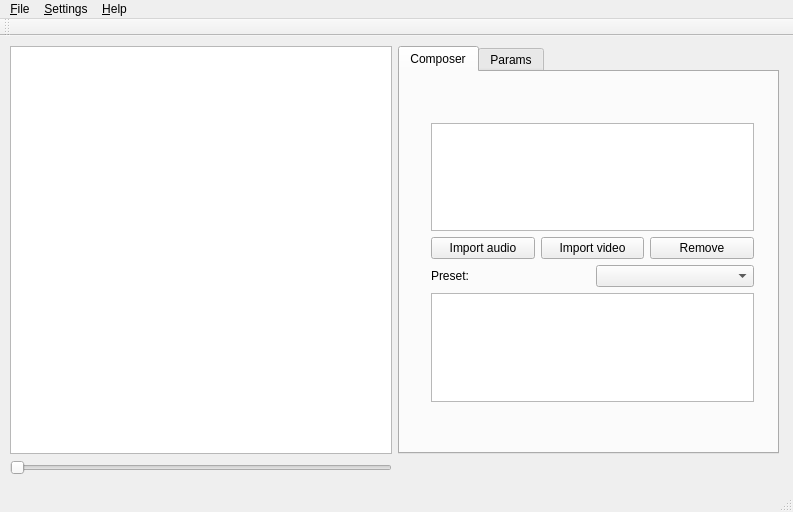
Old version of the form src/yavicot/mainwindow.ui in the repository noko3/yavicot.
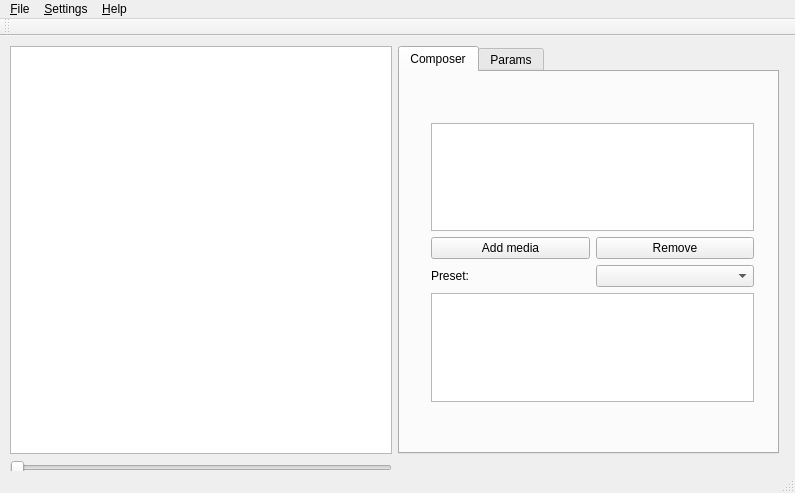
New version of the form.

Patch:
```diff
--- a/src/yavicot/mainwindow.ui
+++ b/src/yavicot/mainwindow.ui
@@ -6,8 +6,8 @@
    <rect>
     <x>0</x>
     <y>0</y>
-    <width>793</width>
-    <height>512</height>
+    <width>795</width>
+    <height>493</height>
    </rect>
   </property>
   <property name="minimumSize">
@@ -60,19 +60,12 @@
             <item>
              <widget class="QPushButton" name="btnImportAudio">
               <property name="text">
-               <string>Import audio</string>
+               <string>Add media</string>
               </property>
              </widget>
             </item>
             <item>
-             <widget class="QPushButton" name="btnImportVideo">
-              <property name="text">
-               <string>Import video</string>
-              </property>
-             </widget>
-            </item>
-            <item>
-             <widget class="QPushButton" name="btnRemove">
+             <widget class="QPushButton" name="btnRemoveMedia">
               <property name="text">
                <string>Remove</string>
               </property>
@@ -122,8 +115,8 @@
     <rect>
      <x>0</x>
      <y>0</y>
-     <width>793</width>
-     <height>22</height>
+     <width>795</width>
+     <height>19</height>
     </rect>
    </property>
    <widget class="QMenu" name="mFile">
```
Left out of the diff: 220 changed lines with no effect on the pictures.
